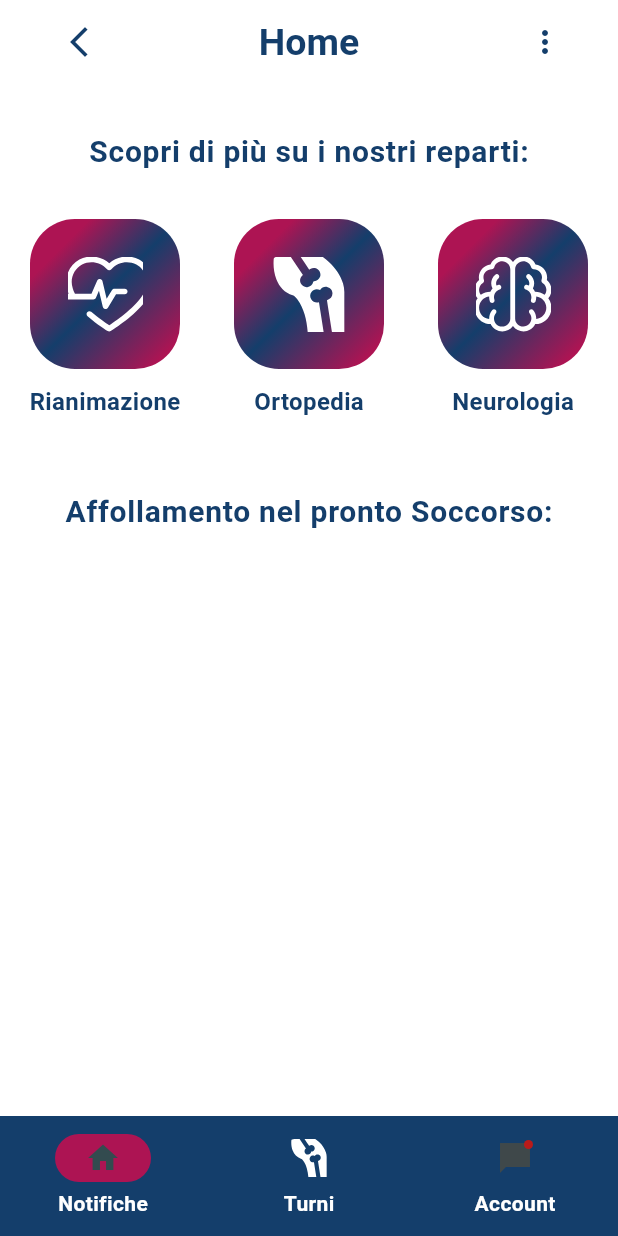
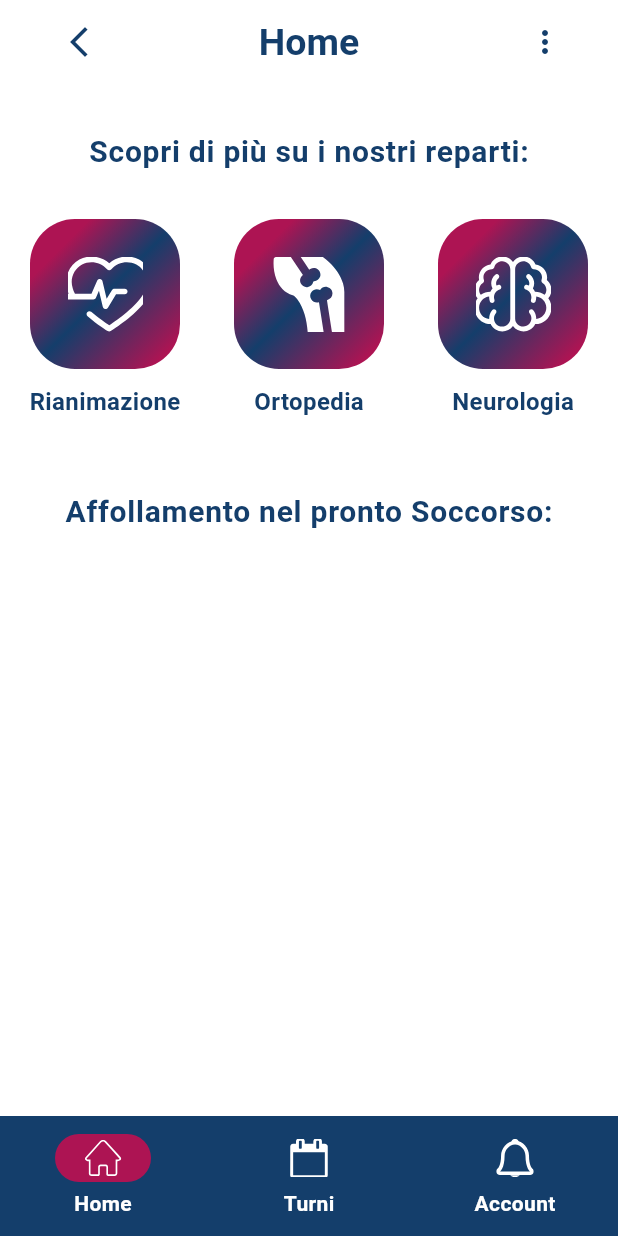
Before and after one commit to FlorindoDev/SantoBono, a Flutter app: the HomePage screen opened by its route, on a phone screen of 412 x 824 dp. Run offline on Flutter 3.47's test engine with Material 3 defaults, Android fonts, the phone set to English and light mode, and no system bars; our stand-ins replace flutter_svg.

Commit message:
fix navbar

```diff
--- a/santobono_gui/lib/src/view/widget/NavBar.dart
+++ b/santobono_gui/lib/src/view/widget/NavBar.dart
@@ -23,21 +23,36 @@ class _NavBarState extends State<NavBar> {
       selectedIndex: currentPageIndex,
       destinations: <Widget>[
         NavigationDestination(
-          selectedIcon: Icon(Icons.home),
-          icon: Icon(Icons.home_outlined),
-          label: 'Notifiche',
+          icon: AppInfo.SvgIcon(
+            Theme.of(context).colorScheme.onPrimary,
+            25,
+            25,
+            'assets/images/Home.svg',
+          ),
+          label: 'Home',
+        ),
+        NavigationDestination(
+          selectedIcon: AppInfo.SvgIcon(
+            Theme.of(context).colorScheme.onPrimary,
+            25,
+            25,
+            'assets/images/calendario.svg',
+          ),
+          icon: AppInfo.SvgIcon(
+            Theme.of(context).colorScheme.onPrimary,
+            25,
+            25,
+            'assets/images/calendario.svg',
+          ),
+          label: 'Turni',
         ),
         NavigationDestination(
           icon: AppInfo.SvgIcon(
             Theme.of(context).colorScheme.onPrimary,
             25,
             25,
-            'assets/images/Ortopedia.svg',
+            'assets/images/campanella.svg',
           ),
-          label: 'Turni',
-        ),
-        NavigationDestination(
-          icon: Badge(child: Icon(Icons.messenger_sharp)),
           label: 'Account',
         ),
       ],
```
Also changed, not shown: Linee guida app.svg (added), santobono_gui/assets/images/Home.svg (added), santobono_gui/assets/images/calendario.svg (added), santobono_gui/assets/images/campanella.svg (added), 2 other files.
